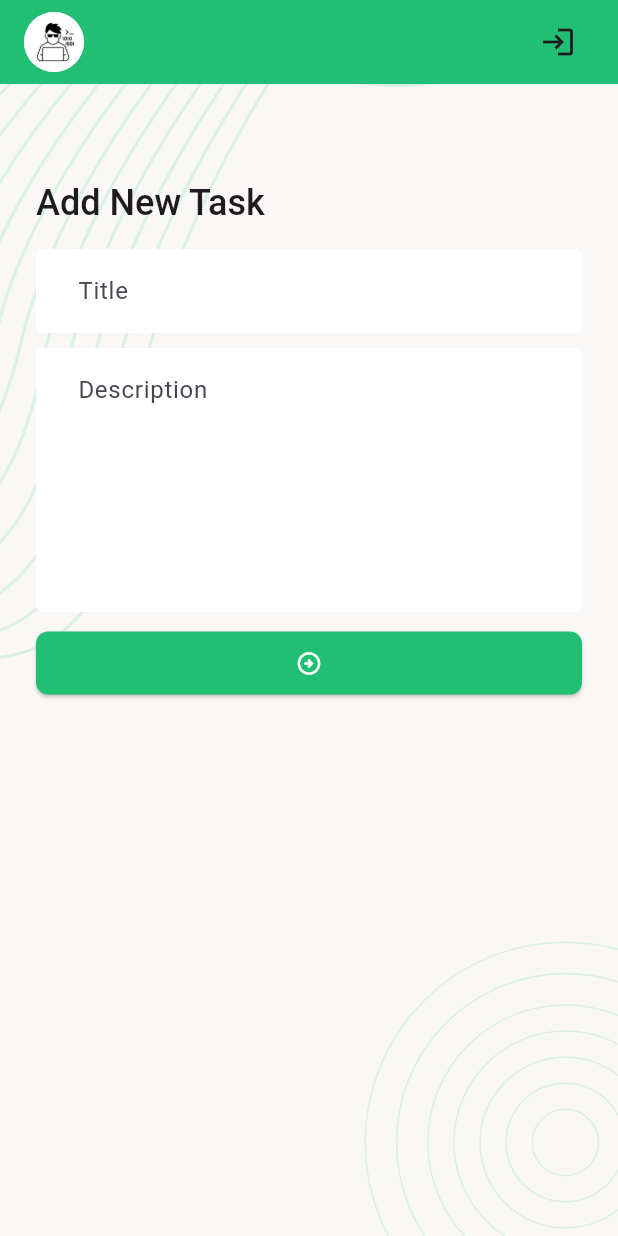
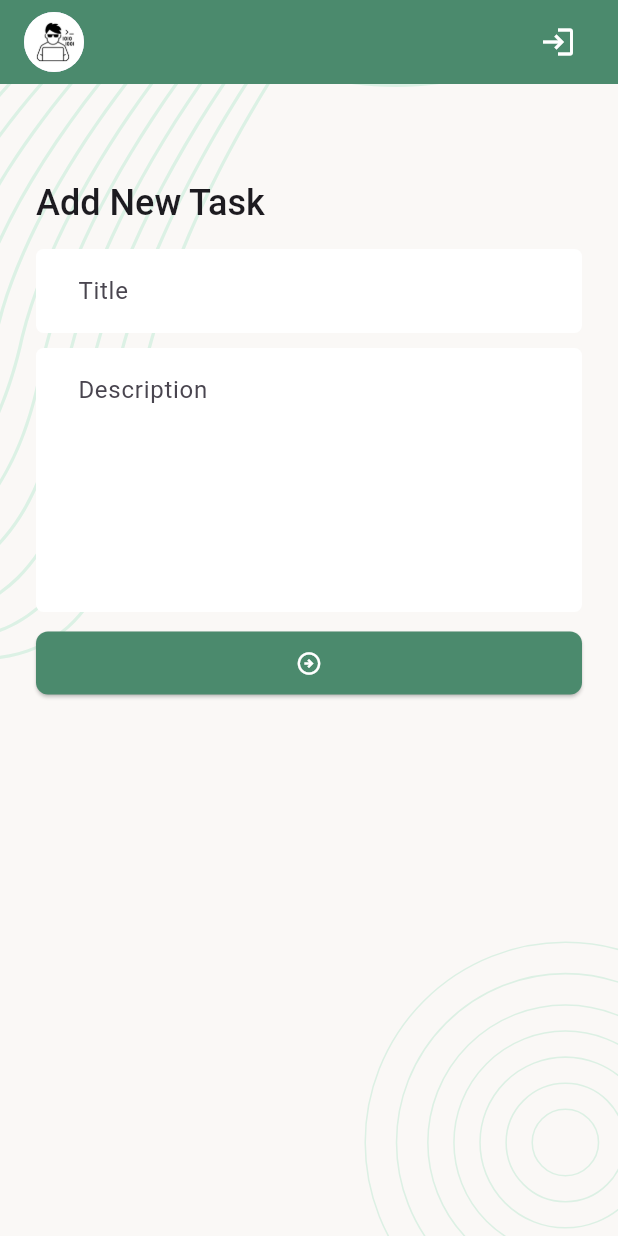
Before and after one commit to tamimchowdhury109/task_manager, a Flutter app: the AddNewTaskScreen screen opened directly, on a phone screen of 412 x 824 dp. Run offline on Flutter 3.47's test engine with Material 3 defaults, Android fonts, the phone set to English and light mode, and no system bars; our stand-ins replace flutter_svg, get, image_picker, pin_code_fields, shared_preferences; accounts and stored records are empty; network calls fail.

Commit message:
change color

```diff
--- a/lib/presentation/screens/new_task_screen.dart
+++ b/lib/presentation/screens/new_task_screen.dart
@@ -96,6 +96,7 @@ class _NewTaskScreenState extends State<NewTaskScreen> {
         },
         child: const Icon(
           Icons.add,
+          color: Colors.white,
         ),
       ),
     );
--- a/lib/presentation/utility/app_colors.dart
+++ b/lib/presentation/utility/app_colors.dart
@@ -1,5 +1,5 @@
 import 'package:flutter/material.dart';
 
 class AppColors {
-  static Color themeColor = const Color(0xff21bf73);
+  static Color themeColor = const Color(0xff4b8a6d);
 }
--- a/lib/presentation/widgets/profile_app_bar.dart
+++ b/lib/presentation/widgets/profile_app_bar.dart
@@ -35,6 +35,7 @@ PreferredSizeWidget get profileAppBar {
                   AuthController.userData?.fullName ?? 'Name',
                   style: const TextStyle(
                     fontSize: 16,
+                    color: Colors.white
                   ),
                 ),
                 Text(
@@ -42,6 +43,7 @@ PreferredSizeWidget get profileAppBar {
                   style: const TextStyle(
                     fontSize: 12,
                     fontWeight: FontWeight.w400,
+                    color: Colors.white
                   ),
                 ),
               ],
@@ -56,7 +58,7 @@ PreferredSizeWidget get profileAppBar {
                         builder: (context) => const SignInScreen()),
                     (route) => false);
               },
-              icon: const Icon(Icons.login_outlined)),
+              icon: const Icon(Icons.login_outlined),color: Colors.white,),
         ],
       ),
     ),
```
Also changed, not shown: lib/presentation/widgets/task_card.dart (+8 -2 lines).
